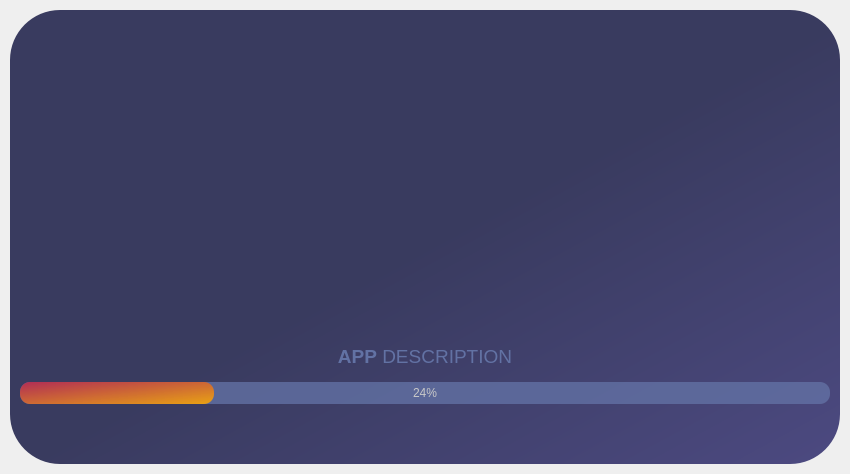
This is UI_Functions/splash_screen.ui in Mechanics-of-Orbit/MOPy as Qt 5 draws it before an edit. The edited form follows.
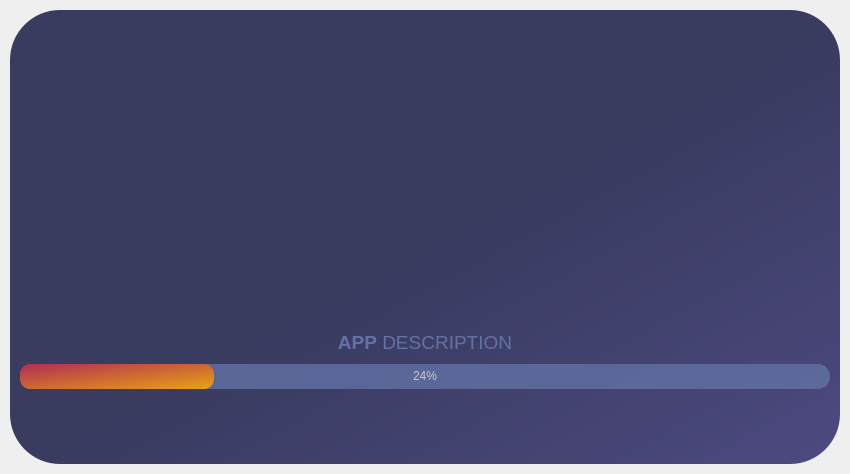
This is the edited form. Icons and pictures are not drawn.

Commit message: Some changes in the splash screen

Diff of the .ui file:
```diff
--- a/UI_Functions/splash_screen.ui
+++ b/UI_Functions/splash_screen.ui
@@ -65,6 +65,12 @@
        </property>
        <item>
         <widget class="QFrame" name="logo_frame">
+         <property name="maximumSize">
+          <size>
+           <width>16777215</width>
+           <height>250</height>
+          </size>
+         </property>
          <property name="styleSheet">
           <string notr="true">background-color:transparent;</string>
          </property>
@@ -86,6 +92,18 @@
           </property>
           <item>
            <widget class="QLabel" name="logo_lbl">
+            <property name="minimumSize">
+             <size>
+              <width>286</width>
+              <height>254</height>
+             </size>
+            </property>
+            <property name="maximumSize">
+             <size>
+              <width>338</width>
+              <height>300</height>
+             </size>
+            </property>
             <property name="font">
              <font>
               <family>Segoe UI</family>
@@ -150,7 +168,7 @@
          <property name="maximumSize">
           <size>
            <width>16777215</width>
-           <height>50</height>
+           <height>40</height>
           </size>
          </property>
          <property name="font">
@@ -173,13 +191,25 @@
        </item>
        <item>
         <widget class="QProgressBar" name="progressBar">
+         <property name="minimumSize">
+          <size>
+           <width>0</width>
+           <height>25</height>
+          </size>
+         </property>
+         <property name="maximumSize">
+          <size>
+           <width>16777215</width>
+           <height>25</height>
+          </size>
+         </property>
          <property name="styleSheet">
           <string notr="true">QProgressBar {
 	
 	background-color: rgb(98, 114, 164,200);
 	color: rgb(200, 200, 200);
 	border-style: none;
-	border-radius: 10px;
+	border-radius: 12px;
 	text-align: center;
 }
 QProgressBar::chunk{
@@ -204,18 +234,18 @@
          <property name="minimumSize">
           <size>
            <width>500</width>
-           <height>50</height>
+           <height>70</height>
           </size>
          </property>
          <property name="maximumSize">
           <size>
            <width>16777215</width>
-           <height>60</height>
+           <height>70</height>
           </size>
          </property>
          <property name="font">
           <font>
-           <pointsize>12</pointsize>
+           <pointsize>11</pointsize>
           </font>
          </property>
          <property name="styleSheet">
```
The commit also changes 4 other files.
